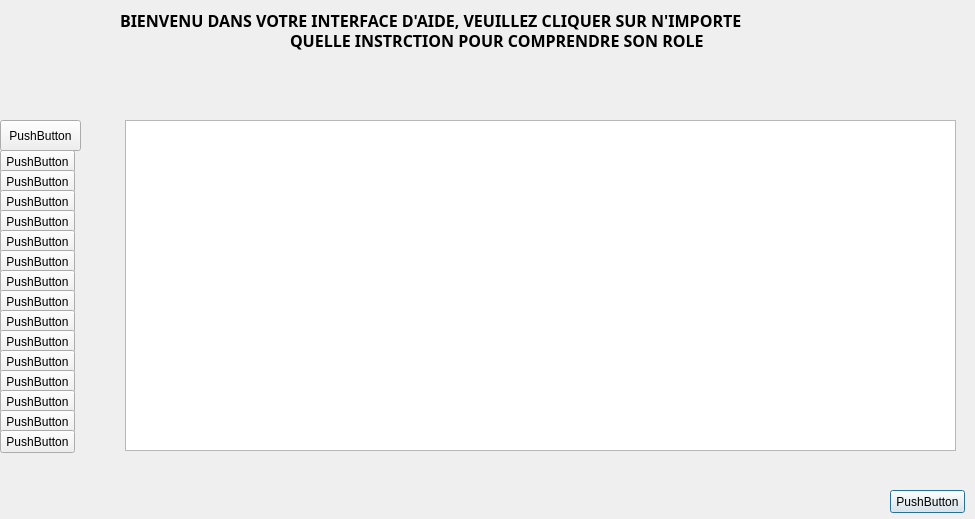
Qt form src/mu0Qt/ui/aide.ui (TheMrMelc/mu0_simulator) before a commit.
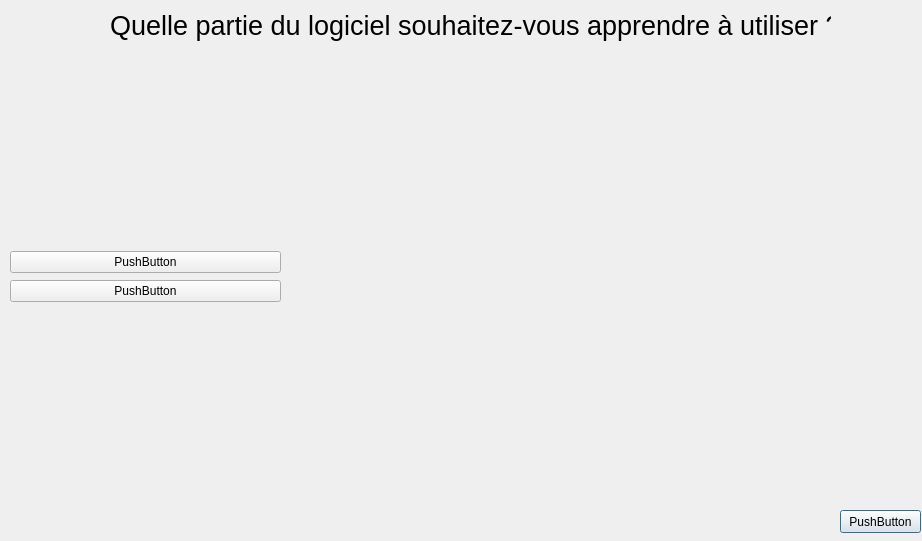
The same form after that commit.

Commit message: MAJ de la GUI des 3 modules + Page d'accueil

```diff
--- a/src/mu0Qt/ui/aide.ui
+++ b/src/mu0Qt/ui/aide.ui
@@ -6,295 +6,73 @@
    <rect>
     <x>0</x>
     <y>0</y>
-    <width>975</width>
-    <height>519</height>
+    <width>922</width>
+    <height>541</height>
    </rect>
   </property>
   <property name="windowTitle">
    <string>Aide</string>
   </property>
-  <widget class="QPushButton" name="pushButton">
+  <widget class="QPushButton" name="pushButton_3">
    <property name="geometry">
     <rect>
-     <x>890</x>
-     <y>490</y>
-     <width>75</width>
-     <height>23</height>
-    </rect>
-   </property>
-   <property name="text">
-    <string>PushButton</string>
-   </property>
-  </widget>
-  <widget class="QPushButton" name="pushButton_2">
-   <property name="geometry">
-    <rect>
-     <x>0</x>
-     <y>120</y>
+     <x>840</x>
+     <y>510</y>
      <width>81</width>
+     <height>23</height>
+    </rect>
+   </property>
+   <property name="text">
+    <string>PushButton</string>
+   </property>
+  </widget>
+  <widget class="QLabel" name="label">
+   <property name="geometry">
+    <rect>
+     <x>110</x>
+     <y>10</y>
+     <width>721</width>
      <height>31</height>
     </rect>
    </property>
-   <property name="text">
-    <string>PushButton</string>
+   <property name="font">
+    <font>
+     <pointsize>20</pointsize>
+    </font>
    </property>
-  </widget>
-  <widget class="QPushButton" name="pushButton_3">
-   <property name="geometry">
-    <rect>
-     <x>0</x>
-     <y>150</y>
-     <width>75</width>
-     <height>23</height>
-    </rect>
-   </property>
    <property name="text">
-    <string>PushButton</string>
+    <string>Quelle partie du logiciel souhaitez-vous apprendre à utiliser ?</string>
    </property>
   </widget>
-  <widget class="QPushButton" name="pushButton_4">
+  <widget class="QWidget" name="layoutWidget">
    <property name="geometry">
     <rect>
-     <x>0</x>
-     <y>170</y>
-     <width>75</width>
-     <height>23</height>
-    </rect>
-   </property>
-   <property name="text">
-    <string>PushButton</string>
-   </property>
-  </widget>
-  <widget class="QPushButton" name="pushButton_5">
-   <property name="geometry">
-    <rect>
-     <x>0</x>
-     <y>190</y>
-     <width>75</width>
-     <height>23</height>
-    </rect>
-   </property>
-   <property name="text">
-    <string>PushButton</string>
-   </property>
-  </widget>
-  <widget class="QPushButton" name="pushButton_6">
-   <property name="geometry">
-    <rect>
-     <x>0</x>
-     <y>210</y>
-     <width>75</width>
-     <height>23</height>
-    </rect>
-   </property>
-   <property name="text">
-    <string>PushButton</string>
-   </property>
-  </widget>
-  <widget class="QPushButton" name="pushButton_7">
-   <property name="geometry">
-    <rect>
-     <x>0</x>
-     <y>230</y>
-     <width>75</width>
-     <height>23</height>
-    </rect>
-   </property>
-   <property name="text">
-    <string>PushButton</string>
-   </property>
-  </widget>
-  <widget class="QPushButton" name="pushButton_9">
-   <property name="geometry">
-    <rect>
-     <x>0</x>
+     <x>10</x>
      <y>250</y>
-     <width>75</width>
-     <height>23</height>
+     <width>271</width>
+     <height>54</height>
     </rect>
    </property>
-   <property name="text">
-    <string>PushButton</string>
-   </property>
+   <layout class="QVBoxLayout" name="verticalLayout">
+    <item>
+     <widget class="QPushButton" name="pushButton">
+      <property name="text">
+       <string>PushButton</string>
+      </property>
+     </widget>
+    </item>
+    <item>
+     <widget class="QPushButton" name="pushButton_2">
+      <property name="text">
+       <string>PushButton</string>
+      </property>
+     </widget>
+    </item>
+   </layout>
   </widget>
-  <widget class="QPushButton" name="pushButton_10">
-   <property name="geometry">
-    <rect>
-     <x>0</x>
-     <y>270</y>
-     <width>75</width>
-     <height>23</height>
-    </rect>
-   </property>
-   <property name="text">
-    <string>PushButton</string>
-   </property>
-  </widget>
-  <widget class="QPushButton" name="pushButton_11">
-   <property name="geometry">
-    <rect>
-     <x>0</x>
-     <y>290</y>
-     <width>75</width>
-     <height>23</height>
-    </rect>
-   </property>
-   <property name="text">
-    <string>PushButton</string>
-   </property>
-  </widget>
-  <widget class="QPushButton" name="pushButton_12">
-   <property name="geometry">
-    <rect>
-     <x>0</x>
-     <y>310</y>
-     <width>75</width>
-     <height>23</height>
-    </rect>
-   </property>
-   <property name="text">
-    <string>PushButton</string>
-   </property>
-  </widget>
-  <widget class="QPushButton" name="pushButton_13">
-   <property name="geometry">
-    <rect>
-     <x>0</x>
-     <y>330</y>
-     <width>75</width>
-     <height>23</height>
-    </rect>
-   </property>
-   <property name="text">
-    <string>PushButton</string>
-   </property>
-  </widget>
-  <widget class="QPushButton" name="pushButton_14">
-   <property name="geometry">
-    <rect>
-     <x>0</x>
-     <y>350</y>
-     <width>75</width>
-     <height>23</height>
-    </rect>
-   </property>
-   <property name="text">
-    <string>PushButton</string>
-   </property>
-  </widget>
-  <widget class="QPushButton" name="pushButton_15">
-   <property name="geometry">
-    <rect>
-     <x>0</x>
-     <y>370</y>
-     <width>75</width>
-     <height>23</height>
-    </rect>
-   </property>
-   <property name="text">
-    <string>PushButton</string>
-   </property>
-  </widget>
-  <widget class="QPushButton" name="pushButton_16">
-   <property name="geometry">
-    <rect>
-     <x>0</x>
-     <y>390</y>
-     <width>75</width>
-     <height>23</height>
-    </rect>
-   </property>
-   <property name="text">
-    <string>PushButton</string>
-   </property>
-  </widget>
-  <widget class="QPushButton" name="pushButton_17">
-   <property name="geometry">
-    <rect>
-     <x>0</x>
-     <y>410</y>
-     <width>75</width>
-     <height>23</height>
-    </rect>
-   </property>
-   <property name="text">
-    <string>PushButton</string>
-   </property>
-  </widget>
-  <widget class="QPushButton" name="pushButton_18">
-   <property name="geometry">
-    <rect>
-     <x>0</x>
-     <y>430</y>
-     <width>75</width>
-     <height>23</height>
-    </rect>
-   </property>
-   <property name="text">
-    <string>PushButton</string>
-   </property>
-  </widget>
-  <widget class="QLabel" name="label_2">
-   <property name="geometry">
-    <rect>
-     <x>120</x>
-     <y>10</y>
-     <width>921</width>
-     <height>20</height>
-    </rect>
-   </property>
-   <property name="font">
-    <font>
-     <family>Brush Script Std</family>
-     <pointsize>12</pointsize>
-     <weight>75</weight>
-     <bold>true</bold>
-    </font>
-   </property>
-   <property name="text">
-    <string>BIENVENU DANS VOTRE INTERFACE D'AIDE, VEUILLEZ CLIQUER SUR N'IMPORTE</string>
-   </property>
-  </widget>
-  <widget class="QLabel" name="label_3">
-   <property name="geometry">
-    <rect>
-     <x>290</x>
-     <y>30</y>
-     <width>431</width>
-     <height>20</height>
-    </rect>
-   </property>
-   <property name="font">
-    <font>
-     <family>Brush Script Std</family>
-     <pointsize>12</pointsize>
-     <weight>75</weight>
-     <bold>true</bold>
-    </font>
-   </property>
-   <property name="text">
-    <string>QUELLE INSTRCTION POUR COMPRENDRE SON ROLE</string>
-   </property>
-  </widget>
-  <widget class="QTextBrowser" name="textBrowser">
-   <property name="geometry">
-    <rect>
-     <x>125</x>
-     <y>120</y>
-     <width>831</width>
-     <height>331</height>
-    </rect>
-   </property>
-   <property name="font">
-    <font>
-     <family>Brush Script Std</family>
-     <pointsize>26</pointsize>
-     <weight>50</weight>
-     <italic>true</italic>
-     <bold>false</bold>
-    </font>
-   </property>
-  </widget>
+  <zorder>layoutWidget</zorder>
+  <zorder>pushButton_3</zorder>
+  <zorder>label</zorder>
  </widget>
  <resources/>
  <connections>
```
Left out of the diff: 14 changed lines with no effect on the pictures. The commit also changes 3 other files.
